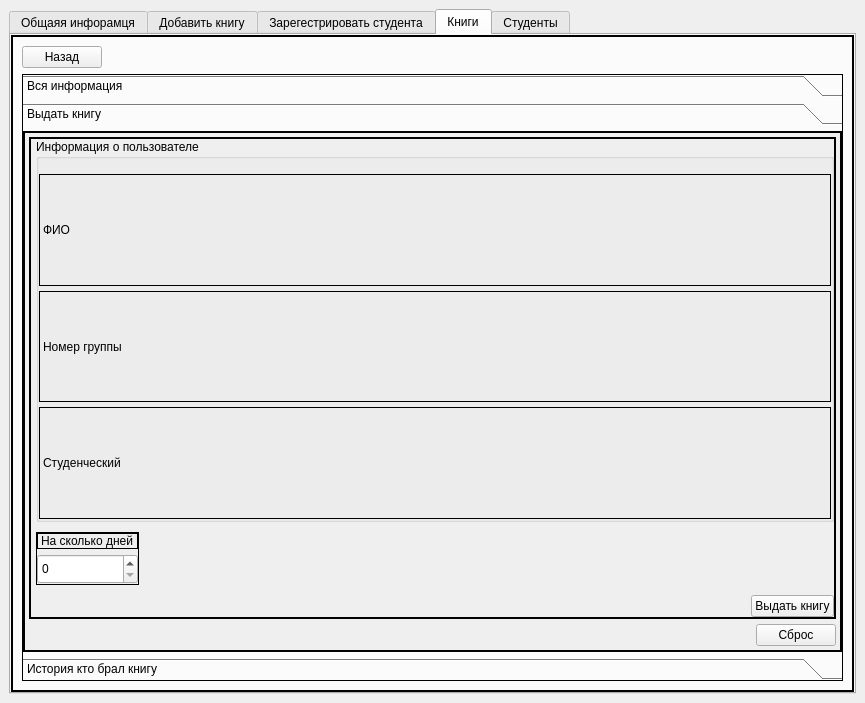
Above: ui_file/interface.ui from HiraiKaoTsi/diplom before the change. Below: the same form after it.
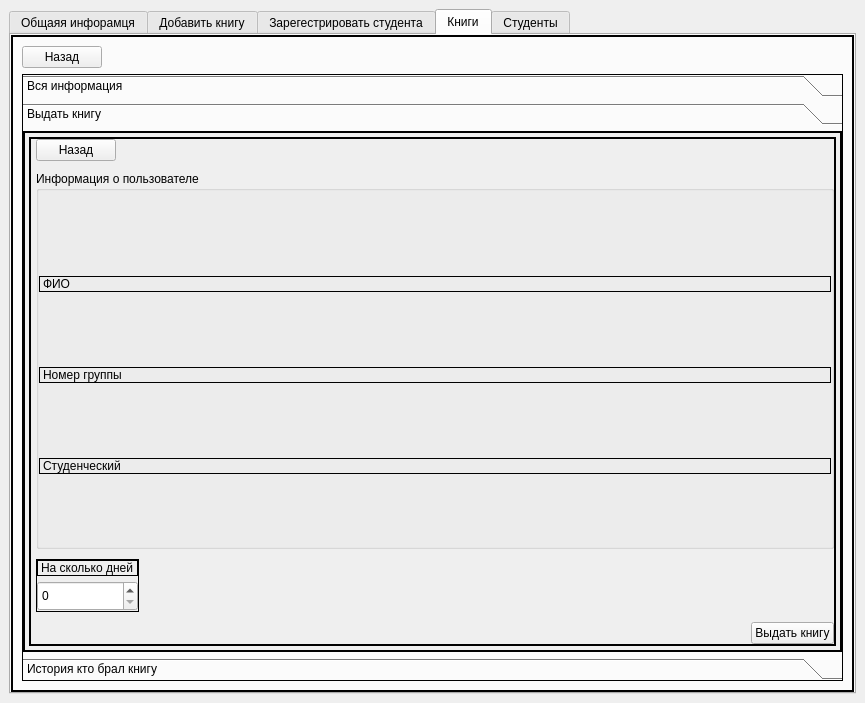
That is the form after the change. The open tabs and pages were chosen to show the change. Icons and pictures are not drawn.

What changed in the file:
```diff
--- a/ui_file/interface.ui
+++ b/ui_file/interface.ui
@@ -1504,8 +1504,8 @@
                 <rect>
                  <x>0</x>
                  <y>0</y>
-                 <width>807</width>
-                 <height>454</height>
+                 <width>815</width>
+                 <height>481</height>
                 </rect>
                </property>
                <attribute name="icon">
@@ -1541,8 +1541,8 @@
                     <rect>
                      <x>0</x>
                      <y>0</y>
-                     <width>805</width>
-                     <height>452</height>
+                     <width>813</width>
+                     <height>479</height>
                     </rect>
                    </property>
                    <layout class="QVBoxLayout" name="verticalLayout_29">
@@ -1690,6 +1690,26 @@
                           </widget>
                          </widget>
                         </item>
+                        <item alignment="Qt::AlignRight|Qt::AlignBottom">
+                         <widget class="QPushButton" name="pushButton_reset_gb">
+                          <property name="cursor">
+                           <cursorShape>PointingHandCursor</cursorShape>
+                          </property>
+                          <property name="text">
+                           <string>Сброс</string>
+                          </property>
+                          <property name="icon">
+                           <iconset resource="../icons/icons.qrc">
+                            <normaloff>:/icons/main/reset.png</normaloff>:/icons/main/reset.png</iconset>
+                          </property>
+                          <property name="iconSize">
+                           <size>
+                            <width>32</width>
+                            <height>32</height>
+                           </size>
+                          </property>
+                         </widget>
+                        </item>
                        </layout>
                       </widget>
                       <widget class="QWidget" name="page_gived">
@@ -1719,8 +1739,8 @@
                             <rect>
                              <x>0</x>
                              <y>0</y>
-                             <width>197</width>
-                             <height>213</height>
+                             <width>801</width>
+                             <height>467</height>
                             </rect>
                            </property>
                            <layout class="QVBoxLayout" name="verticalLayout_32">
@@ -1739,8 +1759,34 @@
                             <property name="bottomMargin">
                              <number>0</number>
                             </property>
+                            <item alignment="Qt::AlignLeft|Qt::AlignTop">
+                             <widget class="QPushButton" name="pushButton_back_gb">
+                              <property name="cursor">
+                               <cursorShape>PointingHandCursor</cursorShape>
+                              </property>
+                              <property name="text">
+                               <string>Назад</string>
+                              </property>
+                              <property name="icon">
+                               <iconset resource="../icons/icons.qrc">
+                                <normaloff>:/icons/arrow/left-arrow-2.png</normaloff>:/icons/arrow/left-arrow-2.png</iconset>
+                              </property>
+                              <property name="iconSize">
+                               <size>
+                                <width>20</width>
+                                <height>20</height>
+                               </size>
+                              </property>
+                             </widget>
+                            </item>
                             <item>
                              <widget class="QGroupBox" name="groupBox_info_user">
+                              <property name="sizePolicy">
+                               <sizepolicy hsizetype="Expanding" vsizetype="Expanding">
+                                <horstretch>0</horstretch>
+                                <verstretch>0</verstretch>
+                               </sizepolicy>
+                              </property>
                               <property name="title">
                                <string>Информация о пользователе</string>
                               </property>
@@ -1762,6 +1808,12 @@
                                </property>
                                <item>
                                 <widget class="QLabel" name="label_fio_gb">
+                                 <property name="sizePolicy">
+                                  <sizepolicy hsizetype="Preferred" vsizetype="Fixed">
+                                   <horstretch>0</horstretch>
+                                   <verstretch>0</verstretch>
+                                  </sizepolicy>
+                                 </property>
                                  <property name="text">
                                   <string>ФИО</string>
                                  </property>
@@ -1769,6 +1821,12 @@
                                </item>
                                <item>
                                 <widget class="QLabel" name="label_group_gb">
+                                 <property name="sizePolicy">
+                                  <sizepolicy hsizetype="Preferred" vsizetype="Fixed">
+                                   <horstretch>0</horstretch>
+                                   <verstretch>0</verstretch>
+                                  </sizepolicy>
+                                 </property>
                                  <property name="text">
                                   <string>Номер группы</string>
                                  </property>
@@ -1776,6 +1834,12 @@
                                </item>
                                <item>
                                 <widget class="QLabel" name="label_id_stud_number_gb">
+                                 <property name="sizePolicy">
+                                  <sizepolicy hsizetype="Preferred" vsizetype="Fixed">
+                                   <horstretch>0</horstretch>
+                                   <verstretch>0</verstretch>
+                                  </sizepolicy>
+                                 </property>
                                  <property name="text">
                                   <string>Студенческий </string>
                                  </property>
@@ -1871,26 +1935,6 @@
                       </widget>
                      </widget>
                     </item>
-                    <item alignment="Qt::AlignRight">
-                     <widget class="QPushButton" name="pushButton_reset_gb">
-                      <property name="cursor">
-                       <cursorShape>PointingHandCursor</cursorShape>
-                      </property>
-                      <property name="text">
-                       <string>Сброс</string>
-                      </property>
-                      <property name="icon">
-                       <iconset resource="../icons/icons.qrc">
-                        <normaloff>:/icons/main/reset.png</normaloff>:/icons/main/reset.png</iconset>
-                      </property>
-                      <property name="iconSize">
-                       <size>
-                        <width>32</width>
-                        <height>32</height>
-                       </size>
-                      </property>
-                     </widget>
-                    </item>
                    </layout>
                   </widget>
                  </widget>
```
Left out of the diff: 84 changed lines with no effect on the pictures.
